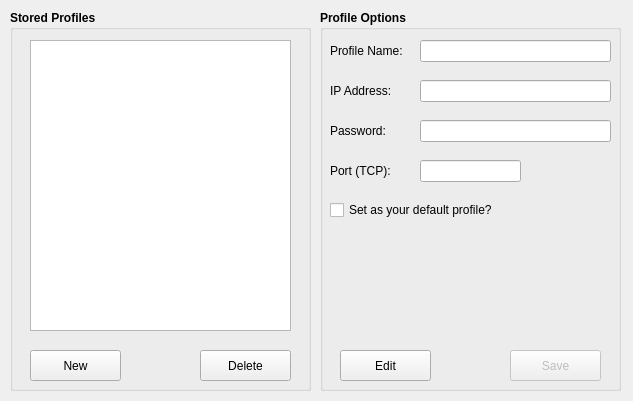
Trevor3000/remote-terminal, file remote-terminal-client/src/frmprofilemanager.ui: the form before one commit.
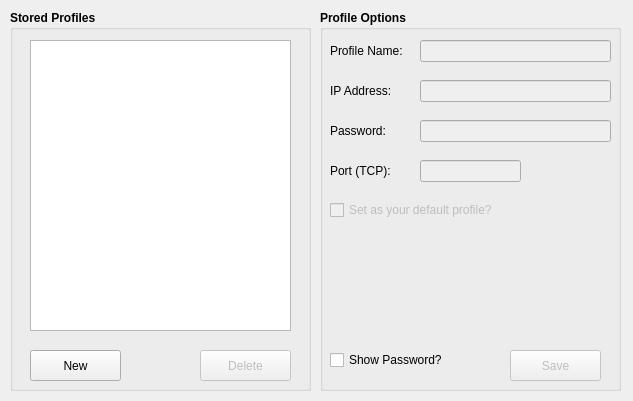
The form after the commit.

Commit message: - Profile manager functionality [Feature] - Ability to select a profile on the main form [Feature] - Ability to save the previous profile selection on form close event [Feature] - Ability to load the previous profile selection on form open event [Feature] - Settings integration (with encryption) [Feature]

```diff
--- a/remote-terminal-client/src/frmprofilemanager.ui
+++ b/remote-terminal-client/src/frmprofilemanager.ui
@@ -44,6 +44,9 @@
     <string>Stored Profiles</string>
    </property>
    <widget class="QPushButton" name="btnDeleteProfile">
+    <property name="enabled">
+     <bool>false</bool>
+    </property>
     <property name="geometry">
      <rect>
       <x>190</x>
@@ -90,6 +93,15 @@
       <height>291</height>
      </rect>
     </property>
+    <property name="font">
+     <font>
+      <weight>50</weight>
+      <bold>false</bold>
+     </font>
+    </property>
+    <property name="selectionBehavior">
+     <enum>QAbstractItemView::SelectItems</enum>
+    </property>
    </widget>
   </widget>
   <widget class="QGroupBox" name="gboProfileOptions">
@@ -133,6 +145,9 @@
     </property>
    </widget>
    <widget class="QLineEdit" name="txtProfileName">
+    <property name="enabled">
+     <bool>false</bool>
+    </property>
     <property name="geometry">
      <rect>
       <x>100</x>
@@ -150,8 +165,14 @@
     <property name="text">
      <string/>
     </property>
+    <property name="maxLength">
+     <number>25</number>
+    </property>
    </widget>
    <widget class="QLineEdit" name="txtProfileIPAddress">
+    <property name="enabled">
+     <bool>false</bool>
+    </property>
     <property name="geometry">
      <rect>
       <x>100</x>
@@ -209,6 +230,9 @@
     </property>
    </widget>
    <widget class="QLineEdit" name="txtProfilePassword">
+    <property name="enabled">
+     <bool>false</bool>
+    </property>
     <property name="geometry">
      <rect>
       <x>100</x>
@@ -247,6 +271,9 @@
     </property>
    </widget>
    <widget class="QLineEdit" name="txtProfilePort">
+    <property name="enabled">
+     <bool>false</bool>
+    </property>
     <property name="geometry">
      <rect>
       <x>100</x>
@@ -266,6 +293,9 @@
     </property>
    </widget>
    <widget class="QCheckBox" name="chkSetDefaultProfile">
+    <property name="enabled">
+     <bool>false</bool>
+    </property>
     <property name="geometry">
      <rect>
       <x>10</x>
@@ -284,25 +314,6 @@
      <string>Set as your default profile?</string>
     </property>
    </widget>
-   <widget class="QPushButton" name="btnEditProfile">
-    <property name="geometry">
-     <rect>
-      <x>20</x>
-      <y>340</y>
-      <width>91</width>
-      <height>31</height>
-     </rect>
-    </property>
-    <property name="font">
-     <font>
-      <weight>50</weight>
-      <bold>false</bold>
-     </font>
-    </property>
-    <property name="text">
-     <string>Edit</string>
-    </property>
-   </widget>
    <widget class="QPushButton" name="btnSaveProfile">
     <property name="enabled">
      <bool>false</bool>
@@ -325,6 +336,25 @@
      <string>Save</string>
     </property>
    </widget>
+   <widget class="QCheckBox" name="chkShowPassword">
+    <property name="geometry">
+     <rect>
+      <x>10</x>
+      <y>340</y>
+      <width>171</width>
+      <height>20</height>
+     </rect>
+    </property>
+    <property name="font">
+     <font>
+      <weight>50</weight>
+      <bold>false</bold>
+     </font>
+    </property>
+    <property name="text">
+     <string>Show Password?</string>
+    </property>
+   </widget>
   </widget>
  </widget>
  <resources/>
```
The commit also changes 14 other files.
